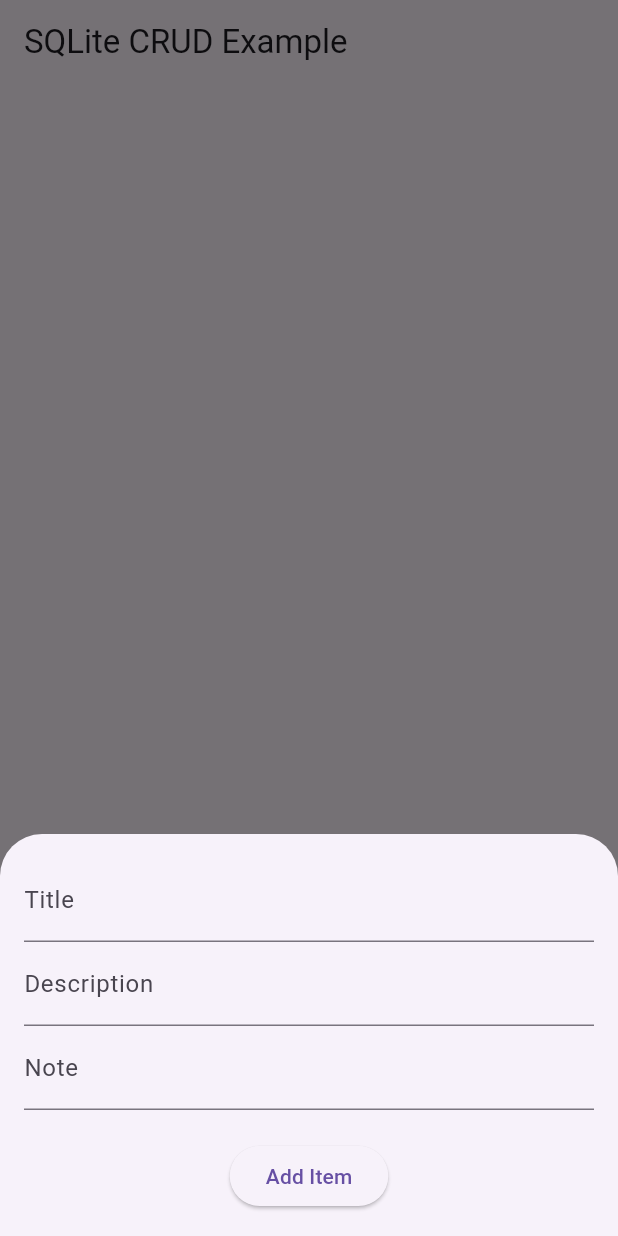
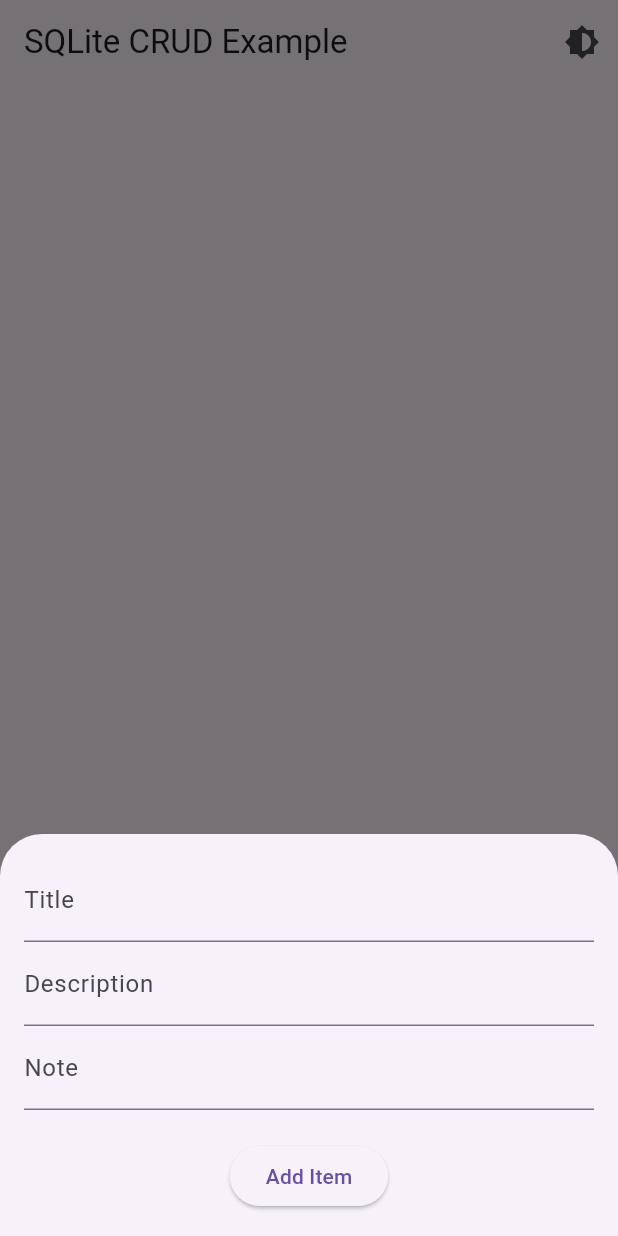
Before and after one commit to flageagle777/SqfLite-Zaki, a Flutter app: the screen it shows after launch, after a tap on the "add" icon, on a phone screen of 412 x 824 dp. Run offline on Flutter 3.47's test engine with Material 3 defaults, Android fonts, the phone set to English and light mode, and no system bars; our stand-ins replace sqflite; accounts and stored records are empty.

Commit message:
update 2

```diff
--- a/lib/main.dart
+++ b/lib/main.dart
@@ -5,21 +5,39 @@ void main() {
   runApp(const MyApp());
 }
 
-class MyApp extends StatelessWidget {
+class MyApp extends StatefulWidget {
   const MyApp({Key? key}) : super(key: key);
+
+  @override
+  State<MyApp> createState() => _MyAppState();
+}
+
+class _MyAppState extends State<MyApp> {
+  ThemeMode _themeMode = ThemeMode.light;
+
+  void toggleTheme() {
+    setState(() {
+      _themeMode = _themeMode == ThemeMode.light ? ThemeMode.dark : ThemeMode.light;
+    });
+  }
 
   @override
   Widget build(BuildContext context) {
     return MaterialApp(
       debugShowCheckedModeBanner: false,
       title: 'Flutter SQLite Demo',
-      home: const HomePage(),
+      themeMode: _themeMode,
+      theme: ThemeData.light(),
+      darkTheme: ThemeData.dark(),
+      home: HomePage(toggleTheme: toggleTheme),
     );
   }
 }
 
 class HomePage extends StatefulWidget {
-  const HomePage({Key? key}) : super(key: key);
+  final VoidCallback toggleTheme;
+
+  const HomePage({Key? key, required this.toggleTheme}) : super(key: key);
 
   @override
   _HomePageState createState() => _HomePageState();
@@ -38,7 +56,6 @@ class _HomePageState extends State<HomePage> {
     _refreshItems();
   }
 
-  // Membaca semua data dari database
   void _refreshItems() async {
     final data = await SQLHelper.getItems();
     setState(() {
@@ -47,7 +64,6 @@ class _HomePageState extends State<HomePage> {
     });
   }
 
-  // Menampilkan dialog untuk menambah atau mengedit data
   void _showForm(int? id) async {
     if (id != null) {
       final existingItem = _items.firstWhere((element) => element['id'] == id);
@@ -69,36 +85,42 @@ class _HomePageState extends State<HomePage> {
           children: [
             TextField(
               controller: _titleController,
-                decoration: const InputDecoration(labelText: 'Title')),
+              decoration: const InputDecoration(labelText: 'Title'),
+            ),
             TextField(
               controller: _descriptionController,
-                decoration: const InputDecoration(labelText: 'Description')),
+              decoration: const InputDecoration(labelText: 'Description'),
+            ),
             TextField(
               controller: _noteController,
-                  decoration: const InputDecoration(labelText: 'Note')),
-
+              decoration: const InputDecoration(labelText: 'Note'),
+            ),
             const SizedBox(height: 20),
             ElevatedButton(
               onPressed: () async {
                 if (id == null) {
                   await SQLHelper.createItem(
-                      _titleController.text, _descriptionController.text, );
+                    _titleController.text,
+                    _descriptionController.text,
+                  );
                 } else {
                   await SQLHelper.updateItem(
-                      id, _titleController.text, _descriptionController.text, );
+                    id,
+                    _titleController.text,
+                    _descriptionController.text,
+                  );
                 }
                 Navigator.of(context).pop();
                 _refreshItems();
               },
               child: Text(id == null ? 'Add Item' : 'Update Item'),
-            )
+            ),
           ],
         ),
       ),
     );
   }
 
-  // Menghapus data berdasarkan ID
   void _deleteItem(int id) async {
     await SQLHelper.deleteItem(id);
     _refreshItems();
@@ -107,7 +129,15 @@ class _HomePageState extends State<HomePage> {
   @override
   Widget build(BuildContext context) {
     return Scaffold(
-      appBar: AppBar(title: const Text('SQLite CRUD Example')),
+      appBar: AppBar(
+        title: const Text('SQLite CRUD Example'),
+        actions: [
+          IconButton(
+            icon: const Icon(Icons.brightness_6),
+            onPressed: widget.toggleTheme,
+          ),
+        ],
+      ),
       body: _isLoading
           ? const Center(child: CircularProgressIndicator())
           : ListView.builder(
@@ -116,22 +146,30 @@ class _HomePageState extends State<HomePage> {
                 margin: const EdgeInsets.all(8),
                 child: ListTile(
                   title: Text(_items[index]['title']),
-                  subtitle: Text(_items[index]['description']),
-
+                  subtitle: Column(
+                    crossAxisAlignment: CrossAxisAlignment.start,
+                    children: [
+                      Text(_items[index]['description']),
+                      Text('Note: ${_items[index]['note']}'),
+                    ],
+                  ),
                   trailing: Row(
                     mainAxisSize: MainAxisSize.min,
                     children: [
                       IconButton(
                         icon: const Icon(Icons.edit),
-                          onPressed: () => _showForm(_items[index]['id'])),
+                        onPressed: () => _showForm(_items[index]['id']),
+                      ),
                       IconButton(
                         icon: const Icon(Icons.delete),
-                          onPressed: () => _deleteItem(_items[index]['id'])),
+                        onPressed: () => _deleteItem(_items[index]['id']),
+                      ),
                     ],
                   ),
                 ),
               ),
             ),
+      floatingActionButtonLocation: FloatingActionButtonLocation.centerDocked,
       floatingActionButton: FloatingActionButton(
         onPressed: () => _showForm(null),
         child: const Icon(Icons.add),
```
Lines whose indentation alone changed are shown as unchanged.
